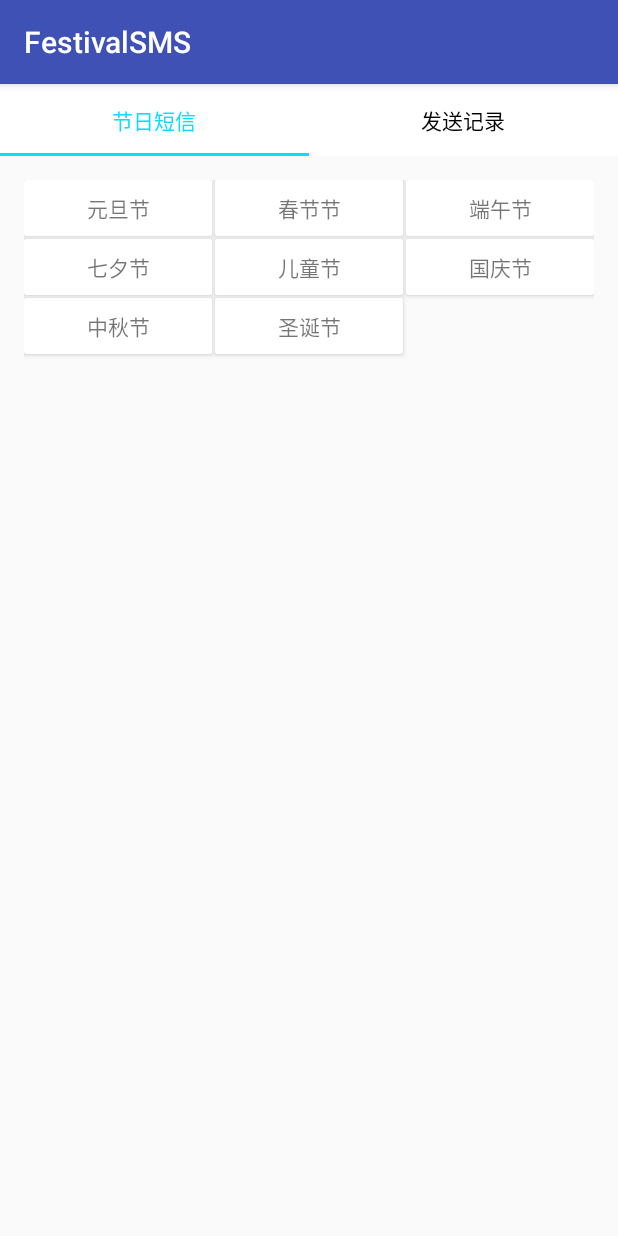
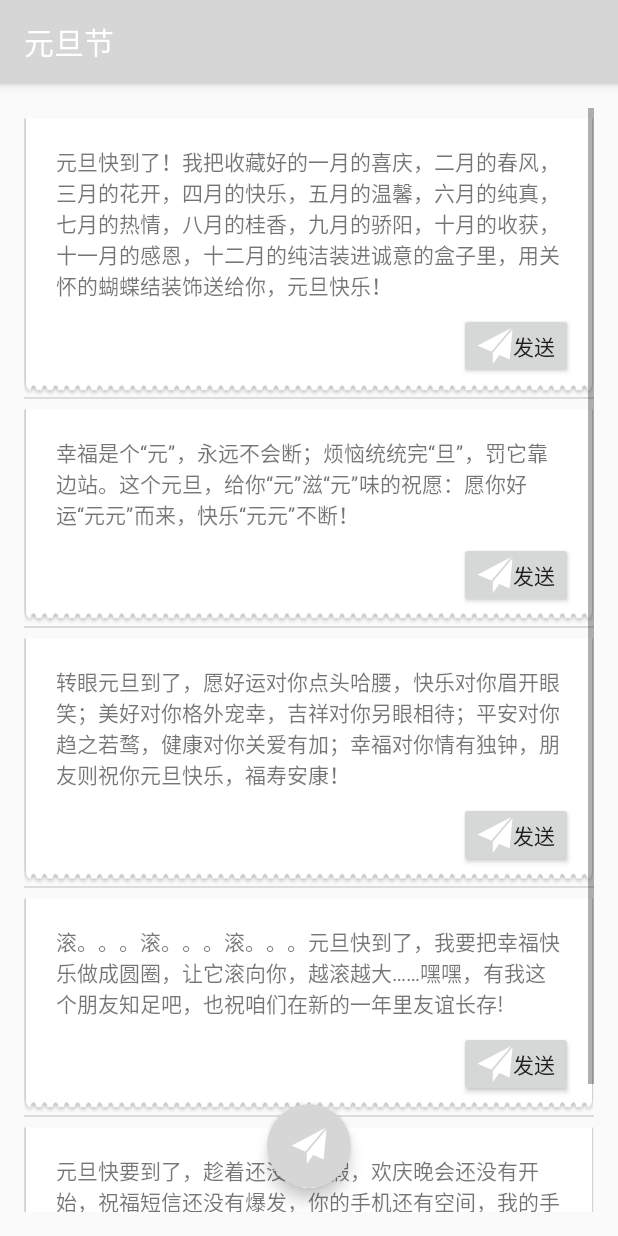
Before and after one commit to Zhai-Wang/Practices, an Android app: the screen it shows after launch (MainActivity before the commit, ChooseMsgActivity after it), after a tap on "元旦节", on a phone screen of 412 x 824 dp. Run offline under Robolectric (Android 15) with nearby library versions, the phone set to English and light mode, and no system bars.

Commit message:
添加具体短信内容

```diff
--- a/festivalsms/src/main/java/com/shmj/mouzhai/festivalsms/Bean/FestivalLab.java
+++ b/festivalsms/src/main/java/com/shmj/mouzhai/festivalsms/Bean/FestivalLab.java
@@ -11,7 +11,8 @@ public class FestivalLab {
 
     private static FestivalLab mInstance;
 
-    private List<Festival> mList = new ArrayList<>();
+    private List<Festival> mFestivals = new ArrayList<>();
+    private List<Msg> mMsgs = new ArrayList<>();
 
     public static FestivalLab getInstance() {
         if (mInstance == null) {
@@ -26,14 +27,85 @@ public class FestivalLab {
 
     private FestivalLab() {
         //在构造方法里获取数据,显示具体有哪些节日
-        mList.add(new Festival(1, "元旦节"));
-        mList.add(new Festival(2, "春节节"));
-        mList.add(new Festival(3, "端午节"));
-        mList.add(new Festival(4, "七夕节"));
-        mList.add(new Festival(5, "儿童节"));
-        mList.add(new Festival(6, "国庆节"));
-        mList.add(new Festival(7, "中秋节"));
-        mList.add(new Festival(8, "圣诞节"));
+        mFestivals.add(new Festival(1, "国庆节"));
+        mFestivals.add(new Festival(2, "中秋节"));
+        mFestivals.add(new Festival(3, "元旦节"));
+        mFestivals.add(new Festival(4, "春节"));
+        mFestivals.add(new Festival(5, "圣诞节"));
+        mFestivals.add(new Festival(6, "端午节"));
+        mFestivals.add(new Festival(7, "七夕节"));
+        mFestivals.add(new Festival(8, "儿童节"));
+
+        //添加默认的短信内容
+        mMsgs.add(new Msg(1, 1, "把握时令，创造时运。拼搏奋力，不必卖命，成龙成凤，须有自信。身体要紧，能拼能赢。且吟且行，欢度国庆。"));
+        mMsgs.add(new Msg(2, 1, "飞舞的彩带是我的关怀，喧天的锣鼓是我的祝福。国庆佳节到了，祝你全家红红火火，和和美美，开开心心！"));
+        mMsgs.add(new Msg(3, 1, "国庆国庆普天同庆，重阳重阳万事不难，在这个和平幸福的年代里，祝你们全家节日快乐！身体健康！"));
+        mMsgs.add(new Msg(4, 1, "金秋十月，举国同庆；神州大地，繁花似锦；家和国盛，乐曲如潮，借着这伟大而美丽的日子送上我最诚挚的祝福：天天开心，事事顺意！"));
+        mMsgs.add(new Msg(5, 1, "白云从不向天空承诺去留，却朝夕相处；星星从不向暗夜许诺光明，却尽力闪烁；我从不向你倾诉思念，却永远牵挂。国庆快乐！"));
+        mMsgs.add(new Msg(6, 1, "国庆快乐，加班快乐！嘻嘻，加班的日子天天快乐，别在意节日怎么过！但我的祝福一直随你一起度过！愿你事业顺利，合家幸福！"));
+
+        mMsgs.add(new Msg(1, 2, "月到中秋分外明，人到中秋共团圆，马上就是中秋节了，我祝你美梦好似月儿圆，美貌堪比月中仙，爱情要比月饼甜，家人一起共团圆。预祝中秋快乐！"));
+        mMsgs.add(new Msg(2, 2, "中秋祝福：网缘！情缘！月圆！中秋夜语寄相思，花好月圆情难圆。带去问候和思恋，心想事成愿缘圆。"));
+        mMsgs.add(new Msg(3, 2, "一片落叶而知秋，是深秋。一条短信而知秋，是立秋。一轮圆月而知秋，是中秋。朋友你要更坚强，添衣保暖不能忘，幸福快乐伴身旁！中秋快乐！"));
+        mMsgs.add(new Msg(4, 2, "月到中秋分外明，秋色明媚月动听，花好月圆人欢庆，温暖康泰万家心。中秋佳节到了，祝你月来月开心，月来月幸福，月来月甜蜜，月来月美丽！"));
+        mMsgs.add(new Msg(5, 2, "中秋节到了，情人聚聚增进感情，家人聚聚增进亲情，朋友聚聚增进友情，别忘短信经常句一句，祝大家众情俱增，中秋欢乐！"));
+        mMsgs.add(new Msg(6, 2, "今秋又是月圆时，清风只影度中秋，思念佳人千里外，明月传情表我心。祝你中秋节快乐，人月两圆！"));
+        mMsgs.add(new Msg(7, 2, "食月饼，赏婵娟，合家欢乐庆团圆；月皎洁，风翩跹，幸福快乐满心田；秋虫鸣，情缱绻，短信祝您中秋节快乐美满。"));
+        mMsgs.add(new Msg(8, 2, "中秋祝福：七月七日鹊桥断，八月十五月儿圆.日暖秋凉菩提院，月儿无限月长圆。"));
+        mMsgs.add(new Msg(9, 2, "月到中秋了，你我天各一方。岁月流失的都是美好，我会想你，你记得那句话吗？ 明月情依依，繁星语切切。"));
+
+        mMsgs.add(new Msg(1, 3, "元旦快到了！我把收藏好的一月的喜庆，二月的春风，三月的花开，四月的快乐，五月的温馨，六月的纯真，七月的热情，八月的桂香，九月的骄阳，十月的收获，十一月的感恩，十二月的纯洁装进诚意的盒子里，用关怀的蝴蝶结装饰送给你，元旦快乐！"));
+        mMsgs.add(new Msg(2, 3, "幸福是个“元”，永远不会断；烦恼统统完“旦”，罚它靠边站。这个元旦，给你“元”滋“元”味的祝愿：愿你好运“元元”而来，快乐“元元”不断！"));
+        mMsgs.add(new Msg(3, 3, "转眼元旦到了，愿好运对你点头哈腰，快乐对你眉开眼笑；美好对你格外宠幸，吉祥对你另眼相待；平安对你趋之若鹜，健康对你关爱有加；幸福对你情有独钟，朋友则祝你元旦快乐，福寿安康！"));
+        mMsgs.add(new Msg(4, 3, "滚。。。滚。。。滚。。。元旦快到了，我要把幸福快乐做成圆圈，让它滚向你，越滚越大……嘿嘿，有我这个朋友知足吧，也祝咱们在新的一年里友谊长存!"));
+        mMsgs.add(new Msg(5, 3, "元旦快要到了，趁着还没有放假，欢庆晚会还没有开始，祝福短信还没有爆发，你的手机还有空间，我的手机还没欠费，发消息还没涨价，提前祝你元旦快乐！"));
+
+        mMsgs.add(new Msg(1, 4, "手指一按，按去我的美好祝愿。手指一按，按出平安伴你到永远。手指一按，按去幸福生活很美满。手指一按，按去财富围你转。手指一按，短信发到你面前。祝新年快乐！"));
+        mMsgs.add(new Msg(2, 4, "新年到了，愿你抱着平安，拥着健康，揣着幸福，携着快乐，搂着温馨，带着甜蜜，牵着财运，拽着吉祥，迈入新年，快乐度过每一天!"));
+        mMsgs.add(new Msg(3, 4, "相逢是首悠扬的歌，相识是杯醇香的酒，相处是那南飞的雁，相知是根古老的藤，心静时会默默地祝福您，愿幸福与平安伴随着您一生。新年好心情！"));
+        mMsgs.add(new Msg(4, 4, "新年到，齐欢笑，我的短信问你好；贴春联，蒸年糕，幸福生活好运罩；请门神，放鞭炮，福禄双全收红包；穿新衣，满街跑，祝羊年更美好！"));
+        mMsgs.add(new Msg(5, 4, "炮竹迎春晓，祥瑞东屋绕；春联透墨香，福字临门倒；红灯光彩照，轻歌更曼妙；喜气挂眉梢，老少乐陶陶；举杯同欢庆，幸福无限好。恭祝新年，大吉大利！"));
+
+        mMsgs.add(new Msg(1, 5, "雪花盛开着温暖，人间弥漫着蜜甜，烟筒袅袅出炊烟，火炉暖暖着慵懒，花树散发着芬芳，顽童讨要着果糖，驯鹿跑出来健康，圣诞洋溢着吉祥。祝：圣诞快乐!"));
+        mMsgs.add(new Msg(2, 5, "我许下一个圣诞心愿，愿你的快乐如宇宙般浩瀚无边，愿你的生活如圣诞衣般红红火火，愿你的身体如圣诞小鹿般活力四射。这些愿望你能帮我实现吗?圣诞快乐!"));
+        mMsgs.add(new Msg(3, 5, "圣诞雪舞着浪漫的气息，传递着节日的温馨;圣诞树挂着美丽的问候，传播着快乐的心情;圣诞节编着温情的短信，传送着真诚的祝福;圣诞节到，愿你开心相伴，吉祥如意!"));
+        mMsgs.add(new Msg(4, 5, "烟花的璀璨，是快乐的开始;流星的闪亮，是愿望变现实;圣诞的钟声，是好运的来袭;短信的铃声，是我在祝福你，圣诞节到，祝你平安健康幸福!"));
+        mMsgs.add(new Msg(5, 5, "圣诞节到，圣诞老人不是随便送礼物的，是因人而异，缺什么送什么，缺钱送钱，缺粮送粮，根据观察，圣诞老人决定送给你……智商!哈哈，祝圣诞节快乐!"));
+        mMsgs.add(new Msg(6, 5, "雪花飘，圣诞到。铃铛响，驯鹿跑。快乐至，吉祥到。圣诞老人戴新帽，为送礼物不停跑。快快准备好微笑，把吉祥如意接收到。祝你圣诞快乐又美妙，幸福生活永围绕!"));
+        mMsgs.add(new Msg(7, 5, "将笑容挂起，让快乐点缀节日的气氛;将好心情亮起，让幸福增添节日的喜悦，将短信发起，让文字送出节日的问候，圣诞节，愿你吉祥如意，幸福美满!"));
+        mMsgs.add(new Msg(8, 5, "圣诞阳光为你而灿烂，圣诞雪花因你而浪漫，圣诞树上挂满我的思念，圣诞焰火辉映你的笑脸，圣诞钟声传递美好祝愿，圣诞短信遥祝你幸福平安!圣诞快乐!"));
+        mMsgs.add(new Msg(9, 5, "它存在，你深深的脑海里，你的烟囱里，你的袜子里，你的手心里。啊，圣诞礼物，它存在，我的短信里，我的祝福里，我的欢笑里，圣诞快乐哦!"));
+        mMsgs.add(new Msg(10, 5, "大雪纷飞时，你悄悄地走来;天寒地冻时，你呼呼地跑来。问我：“你冷不冷?”我说：“不冷。”“为什么?”“我的屋子里25度呢!”祝你圣诞快乐!"));
+
+        mMsgs.add(new Msg(1, 6, "一声平常如纸的祝福，很真；一句平淡如水的问候，很轻；采一片清香的粽叶，包一颗香甜的粽子，装入真情的信息里，送给你：祝端午节快乐！"));
+        mMsgs.add(new Msg(2, 6, "一声平淡的问候，很轻；一句平常的祝福，很真；采一片清香的粽叶，包一颗香甜的粽子，装入真情的信息里，送给你：祝端午节快乐！"));
+        mMsgs.add(new Msg(3, 6, "一声问候送来温馨甜蜜，一条短信捎去我万般心意，一丝真诚胜过千两黄金，一丝温暖能抵万里寒霜，端午节快乐是我最大的心愿！"));
+        mMsgs.add(new Msg(4, 6, "一层一层粽叶，包裹化不开的深情，一道一道丝线，缠绕剪不断的思念，一颗一颗米粒，飘洒最诱人的芳香，一口一口品尝，传递最深情的祝福，端午节快乐！"));
+        mMsgs.add(new Msg(5, 6, "一把糯米、两颗红枣、三片粽叶、四根丝线、缠成五圈是端午；一个节日、两人祝福、三羊开泰、四季平安、聚成五福过端午！节日快乐！"));
+        mMsgs.add(new Msg(6, 6, "一条平常的短信，一声平淡如水的问候；让我采一清香的粽叶，包一香甜的粽子，装进真情的信息里送给到你眼前：端午节祝你开心快乐。"));
+        mMsgs.add(new Msg(7, 6, "人依旧，物依然，又到端午；想也好，忘也罢，只是问候；闲也行，忙也好，开心即可；今儿好，明更好，衷心祝愿：端午节快乐！"));
+        mMsgs.add(new Msg(8, 6, "人的一生中总有一些朋友最珍惜，一年中总有一些曰子难忘记；从夏走到秋，由陌生转为熟悉，虽不能时时问候，却在特别的曰子，轻轻道声：朋友，端午节愉快！"));
+        mMsgs.add(new Msg(9, 6, "人生只有一条路，一条路上多棵树。有钱的时候莫忘路，有难的时候靠靠树。幸福时候别迷路，休息时候浇浇树。端午节快乐！"));
+        mMsgs.add(new Msg(10, 6, "人之祝福，有轻于鸿毛，有“粽”于泰山。但是千里送鹅毛，礼轻人意“粽”。端午节就要到了，提前送给你最真最“粽”的祝福，愿你快乐重于泰山！"));
+
+        mMsgs.add(new Msg(1, 7, "我的心里有座山，你是山上唯一的客，你若快乐，它便苍松翠竹，漫山遍野桃红柳绿，你若悲伤，它便冰天雪地，视野所及满目疮痍。亲爱的七夕快乐！"));
+        mMsgs.add(new Msg(2, 7, "对你的思念，化作满天眨眼的星星，日夜守护着你，形影不离！对你的牵挂，化作美丽的彩虹，连接你我，心有灵犀！清风徐徐，祝福无期，让真情和白云一起飘逸，让真爱和皎月共同涟漪！七夕快乐，快乐七夕！"));
+        mMsgs.add(new Msg(3, 7, "鹊桥弯弯情谊浓，牛郎织女见面欢。星河璀璨空中闪，天上人间共缠绵。手牵手儿心相连，知心的话儿说不完。幸福生活绕身边，爱情滚滚似江河，滔滔不绝心中现。只愿此生永相伴，生生死死手相牵。愿你七夕快乐无限！"));
+        mMsgs.add(new Msg(4, 7, "无需海誓山盟，无需甜言蜜语。爱就是心心相印、相濡以沫。爱就是风雨同舟、患难与共。七夕节，手牵手心连心我爱你天地鉴。"));
+        mMsgs.add(new Msg(5, 7, "这是一条王母娘娘赐予的短信，凡是读到它的人将终生幸福，恋爱中的情侣将一生相爱，单身男女将遇美满爱情，祝愿全天下人七夕快乐。"));
+        mMsgs.add(new Msg(6, 7, "相思苦，爱意浓，愿爱在你心中谱；银河美，鹊桥仙，愿爱在你身边绕；七夕到，喜鹊叫，让爱把你紧拥抱；情相依，爱无边，幸福伴你一生永不变！"));
+        mMsgs.add(new Msg(7, 7, "七月七日七夕夜，牛郎织女来会面。天上人间情难断，恩恩爱爱心不变。哪怕王母银河变，也有鹊桥助神仙。你我情比磐石坚，坎坷虽有难断绝。此心可堪比日月，地久天长永不变。愿你七夕快乐笑开颜，你我相伴到海枯石烂！"));
+        mMsgs.add(new Msg(8, 7, "七夕，几许相思泪；七夕，佳人心相随。七夕，天地唱团圆，七夕，爱情是最美，祝天下有情之人把手牵，无情之人早坠情网。七夕节快乐！"));
+        mMsgs.add(new Msg(9, 7, "天上牛郎会织女，地上七夕情人节。喜鹊搭桥星满天，真情总被相思扰。眼前若有珍惜人，切莫错过悔终生。有情之人成眷属，短信祝福意真切。七夕快乐！"));
+        mMsgs.add(new Msg(10, 7, "牛郎恋刘娘，刘娘念牛郎，牛郎念念恋刘娘，刘娘年年念牛郎，郎恋娘来娘恋郎，念娘恋娘念郎恋郎，念恋娘郎。七夕信息赶早发你，不绕晕你算我白忙！"));
+
+        mMsgs.add(new Msg(1, 8, "别动，抢劫！这是抢劫！懂吗?快拿出你的忧愁，交出你的伤心，掏出你的烦恼，摘下你的哀伤，喏！换上这个，我送来的快乐！预祝六一儿童节快乐哦"));
+        mMsgs.add(new Msg(2, 8, "童心是帆，祝福是船；快乐的风，吹着童心的帆，载着对你这长不大的朋友的祝福，漂向美丽的海湾，轻轻地问候你：六一节快乐！^0^"));
+        mMsgs.add(new Msg(3, 8, "少一些烦恼，不论钞票多少，只要开心就好，累了就睡觉，醒了就微笑，童心到老，祝六一儿童节快乐！^_^"));
+        mMsgs.add(new Msg(4, 8, "无知，并不可怕，可怕，则是无耻；贫穷，并不可怜，可怜，则是懒惰；幼稚，并不可笑，可笑，则是无知。六一儿童节，祝你开心快乐。"));
+        mMsgs.add(new Msg(5, 8, "激情让岁月颓废，活力将年龄摧毁，童心让纯真永存，乐观让人生无悔，祝你儿童节快乐，天天快乐，永远都快乐！"));
+        mMsgs.add(new Msg(6, 8, "有颗童心，一路欢欣；带着童真，美好共枕；满怀童趣，无限乐趣；与童年做伴，与快乐同行，祝你永远年轻，天天好心情！六一了，祝你儿童节快乐哈！"));
+        mMsgs.add(new Msg(7, 8, "儿童节快乐！愿你永远拥有一颗童心，天天笑哈哈. 歌舞欢腾，六一儿童庆佳节，阳光灿烂，万千新花正宜人"));
     }
 
     /**
@@ -41,8 +113,8 @@ public class FestivalLab {
      *
      * @return 为了防止数据可能被修改，导致问题，此处返回一个 List
      */
-    public List<Festival> getmList() {
-        return new ArrayList<>(mList);
+    public List<Festival> getFestivals() {
+        return new ArrayList<>(mFestivals);
     }
 
     /**
@@ -52,11 +124,42 @@ public class FestivalLab {
      * @return Festival 对象；如果没有 id，返回 null
      */
     public Festival getFestivalById(int id) {
-        for (Festival festival : mList) {
+        for (Festival festival : mFestivals) {
             if (festival.getId() == id) {
                 return festival;
             }
         }
         return null;
     }
+
+    /**
+     * 根据 id 获取 Msg 对象
+     *
+     * @param id 编号
+     * @return Msg 对象；如果没有对应的 id，返回 null
+     */
+    public Msg getMsgById(int id) {
+        for (Msg msg : mMsgs) {
+            if (msg.getId() == id) {
+                return msg;
+            }
+        }
+        return null;
+    }
+
+    /**
+     * 根据节日 id 获取短信内容，将之写入 List
+     *
+     * @param fesId 节日编号
+     * @return List<Msg> 添加了 Msg 之后的 List
+     */
+    public List<Msg> getMsgsByFestivalId(int fesId) {
+        List<Msg> msgs = new ArrayList<>();
+        for (Msg msg : mMsgs) {
+            if (msg.getFestivalId() == fesId) {
+                msgs.add(msg);
+            }
+        }
+        return msgs;
+    }
 }
--- /dev/null
+++ b/festivalsms/src/main/java/com/shmj/mouzhai/festivalsms/Bean/Msg.java
@@ -0,0 +1,44 @@
+package com.shmj.mouzhai.festivalsms.Bean;
+
+/**
+ * 具体短信内容的实体类
+ * <p>
+ * Created by Mouzhai on 2016/11/17.
+ */
+
+public class Msg {
+
+    private int id;
+    private int festivalId;
+    private String content;
+
+    public Msg(int id, int festivalId, String content) {
+        this.id = id;
+        this.festivalId = festivalId;
+        this.content = content;
+    }
+
+    public int getId() {
+        return id;
+    }
+
+    public void setId(int id) {
+        this.id = id;
+    }
+
+    public int getFestivalId() {
+        return festivalId;
+    }
+
+    public void setFestivalId(int festivalId) {
+        this.festivalId = festivalId;
+    }
+
+    public String getContent() {
+        return content;
+    }
+
+    public void setContent(String content) {
+        this.content = content;
+    }
+}
--- /dev/null
+++ b/festivalsms/src/main/java/com/shmj/mouzhai/festivalsms/ChooseMsgActivity.java
@@ -0,0 +1,78 @@
+package com.shmj.mouzhai.festivalsms;
+
+import android.support.annotation.NonNull;
+import android.support.design.widget.FloatingActionButton;
+import android.support.v7.app.AppCompatActivity;
+import android.os.Bundle;
+import android.view.LayoutInflater;
+import android.view.View;
+import android.view.ViewGroup;
+import android.widget.ArrayAdapter;
+import android.widget.Button;
+import android.widget.ListView;
+import android.widget.TextView;
+
+import com.shmj.mouzhai.festivalsms.Bean.FestivalLab;
+import com.shmj.mouzhai.festivalsms.Bean.Msg;
+import com.shmj.mouzhai.festivalsms.Fragment.FestivalCategoryFragment;
+
+import java.util.List;
+
+public class ChooseMsgActivity extends AppCompatActivity {
+
+    private ListView mLvMsg;
+    private FloatingActionButton fabToSend;
+    private ArrayAdapter<Msg> mAdapter;
+    private int mFestivalId;
+    private LayoutInflater mInflater;
+
+    @Override
+    protected void onCreate(Bundle savedInstanceState) {
+        super.onCreate(savedInstanceState);
+        setContentView(R.layout.activity_choose_msg);
+
+        mInflater = LayoutInflater.from(this);
+        mFestivalId = getIntent().getIntExtra(FestivalCategoryFragment.ID_FESTIVAL, -1);
+        setTitle(FestivalLab.getInstance().getFestivalById(mFestivalId).getName());
+
+        initView();
+        initEvent();
+    }
+
+    private void initEvent() {
+        fabToSend.setOnClickListener(new View.OnClickListener() {
+            @Override
+            public void onClick(View view) {
+                // TODO: 2016/11/18
+            }
+        });
+    }
+
+    private void initView() {
+        mLvMsg = (ListView) findViewById(R.id.lv_msg);
+        fabToSend = (FloatingActionButton) findViewById(R.id.fab_send_sms);
+
+        mLvMsg.setAdapter(mAdapter = new ArrayAdapter<Msg>(this, -1,
+                FestivalLab.getInstance().getMsgsByFestivalId(mFestivalId)){
+            @SuppressWarnings("ConstantConditions")
+            @NonNull
+            @Override
+            public View getView(int position, View convertView, @NonNull ViewGroup parent) {
+                if(convertView == null){
+                    convertView = mInflater.inflate(R.layout.item_lv_msg, parent, false);
+                }
+                TextView tvContent = (TextView) convertView.findViewById(R.id.tv_msg_content);
+                Button btnToSend = (Button) convertView.findViewById(R.id.btn_to_send);
+
+                tvContent.setText(getItem(position).getContent());
+                btnToSend.setOnClickListener(new View.OnClickListener() {
+                    @Override
+                    public void onClick(View view) {
+                        // TODO: 2016/11/18
+                    }
+                });
+                return convertView;
+            }
+        });
+    }
+}
--- a/festivalsms/src/main/java/com/shmj/mouzhai/festivalsms/Fragment/FestivalCategoryFragment.java
+++ b/festivalsms/src/main/java/com/shmj/mouzhai/festivalsms/Fragment/FestivalCategoryFragment.java
@@ -1,5 +1,6 @@
 package com.shmj.mouzhai.festivalsms.Fragment;
 
+import android.content.Intent;
 import android.os.Bundle;
 import android.support.annotation.NonNull;
 import android.support.annotation.Nullable;
@@ -14,6 +15,7 @@ import android.widget.TextView;
 
 import com.shmj.mouzhai.festivalsms.Bean.Festival;
 import com.shmj.mouzhai.festivalsms.Bean.FestivalLab;
+import com.shmj.mouzhai.festivalsms.ChooseMsgActivity;
 import com.shmj.mouzhai.festivalsms.R;
 
 /**
@@ -27,6 +29,7 @@ public class FestivalCategoryFragment extends Fragment {
     private GridView mGridView;
     private ArrayAdapter<Festival> mAdapter;
     private LayoutInflater mInflater;
+    public static final String ID_FESTIVAL = "festival_id";
 
     @Nullable
     @Override
@@ -38,7 +41,7 @@ public class FestivalCategoryFragment extends Fragment {
     public void onViewCreated(View view, @Nullable Bundle savedInstanceState) {
         mInflater = LayoutInflater.from(getActivity());
         mGridView = (GridView) view.findViewById(R.id.gv_festival_category);
-        mAdapter = new ArrayAdapter<Festival>(getActivity(), -1, FestivalLab.getInstance().getmList()){
+        mAdapter = new ArrayAdapter<Festival>(getActivity(), -1, FestivalLab.getInstance().getFestivals()){
             @NonNull
             @Override
             public View getView(int position, View convertView, @NonNull ViewGroup parent) {
@@ -54,7 +57,9 @@ public class FestivalCategoryFragment extends Fragment {
         mGridView.setOnItemClickListener(new AdapterView.OnItemClickListener() {
             @Override
             public void onItemClick(AdapterView<?> adapterView, View view, int i, long l) {
-                //Todo
+                Intent intent = new Intent(getActivity(), ChooseMsgActivity.class);
+                intent.putExtra(ID_FESTIVAL, mAdapter.getItem(i).getId());
+                startActivity(intent);
             }
         });
     }
--- /dev/null
+++ b/festivalsms/src/main/java/com/shmj/mouzhai/festivalsms/SendMsgActivity.java
@@ -0,0 +1,13 @@
+package com.shmj.mouzhai.festivalsms;
+
+import android.support.v7.app.AppCompatActivity;
+import android.os.Bundle;
+
+public class SendMsgActivity extends AppCompatActivity {
+
+    @Override
+    protected void onCreate(Bundle savedInstanceState) {
+        super.onCreate(savedInstanceState);
+        setContentView(R.layout.activity_send_msg);
+    }
+}
--- /dev/null
+++ b/festivalsms/src/main/res/layout/activity_choose_msg.xml
@@ -0,0 +1,29 @@
+<?xml version="1.0" encoding="utf-8"?>
+<RelativeLayout xmlns:android="http://schemas.android.com/apk/res/android"
+    xmlns:app="http://schemas.android.com/apk/res-auto"
+    xmlns:tools="http://schemas.android.com/tools"
+    android:id="@+id/activity_choose_msg"
+    android:layout_width="match_parent"
+    android:layout_height="match_parent"
+    android:paddingBottom="@dimen/activity_vertical_margin"
+    android:paddingLeft="@dimen/activity_horizontal_margin"
+    android:paddingRight="@dimen/activity_horizontal_margin"
+    android:paddingTop="@dimen/activity_vertical_margin"
+    tools:context="com.shmj.mouzhai.festivalsms.ChooseMsgActivity">
+
+    <ListView
+        android:id="@+id/lv_msg"
+        android:layout_width="match_parent"
+        android:layout_height="match_parent" />
+
+    <android.support.design.widget.FloatingActionButton
+        android:id="@+id/fab_send_sms"
+        android:layout_width="wrap_content"
+        android:layout_height="wrap_content"
+        android:layout_alignParentBottom="true"
+        android:layout_centerHorizontal="true"
+        android:layout_marginBottom="@dimen/fab_margin"
+        android:src="@mipmap/icon_to_send"
+        app:backgroundTint="@color/mainColor"
+        app:borderWidth="0dp" />
+</RelativeLayout>
--- /dev/null
+++ b/festivalsms/src/main/res/layout/activity_send_msg.xml
@@ -0,0 +1,21 @@
+<?xml version="1.0" encoding="utf-8"?>
+<FrameLayout xmlns:android="http://schemas.android.com/apk/res/android"
+    xmlns:tools="http://schemas.android.com/tools"
+    android:id="@+id/activity_send_msg"
+    android:layout_width="match_parent"
+    android:layout_height="match_parent"
+    android:paddingBottom="@dimen/activity_vertical_margin"
+    android:paddingLeft="@dimen/activity_horizontal_margin"
+    android:paddingRight="@dimen/activity_horizontal_margin"
+    android:paddingTop="@dimen/activity_vertical_margin"
+    tools:context="com.shmj.mouzhai.festivalsms.SendMsgActivity">
+
+    <LinearLayout
+        android:layout_width="match_parent"
+        android:layout_height="match_parent"
+        android:orientation="vertical">
+
+
+    </LinearLayout>
+
+</FrameLayout>
--- /dev/null
+++ b/festivalsms/src/main/res/layout/item_lv_msg.xml
@@ -0,0 +1,24 @@
+<?xml version="1.0" encoding="utf-8"?>
+<LinearLayout xmlns:android="http://schemas.android.com/apk/res/android"
+    android:layout_width="match_parent"
+    android:layout_height="match_parent"
+    android:orientation="vertical"
+    android:background="@drawable/sms_item">
+
+    <TextView
+        android:id="@+id/tv_msg_content"
+        android:layout_width="match_parent"
+        android:layout_height="wrap_content"
+        android:padding="8dp" />
+
+    <Button
+        android:id="@+id/btn_to_send"
+        android:layout_width="wrap_content"
+        android:layout_height="wrap_content"
+        android:drawableLeft="@mipmap/icon_to_send"
+        android:drawableStart="@mipmap/icon_to_send"
+        android:minHeight="0dp"
+        android:minWidth="0dp"
+        android:layout_gravity="right"
+        android:text="@string/send" />
+</LinearLayout>
--- a/festivalsms/src/main/res/values/colors.xml
+++ b/festivalsms/src/main/res/values-v21/dimens.xml
@@ -1,7 +1,6 @@
 <?xml version="1.0" encoding="utf-8"?>
 <resources>
-    <color name="colorPrimary">#3F51B5</color>
-    <color name="colorPrimaryDark">#303F9F</color>
-    <color name="colorAccent">#FF4081</color>
-    <color name="mainColor">#0ddcff</color>
+    <dimen name="activity_horizontal_margin">16dp</dimen>
+    <dimen name="activity_vertical_margin">16dp</dimen>
+    <dimen name="fab_margin">16dp</dimen>
 </resources>
--- a/festivalsms/src/main/res/values/strings.xml
+++ b/festivalsms/src/main/res/values/strings.xml
@@ -1,3 +1,4 @@
 <resources>
     <string name="app_name">FestivalSMS</string>
+    <string name="send">发送</string>
 </resources>
```
Also changed, not shown: festivalsms/src/main/AndroidManifest.xml (+10 -2 lines), festivalsms/src/main/res/drawable/sms_item.9.png (added), festivalsms/src/main/res/mipmap-hdpi/icon_send.png (added), festivalsms/src/main/res/mipmap-hdpi/icon_to_send.png (added).
